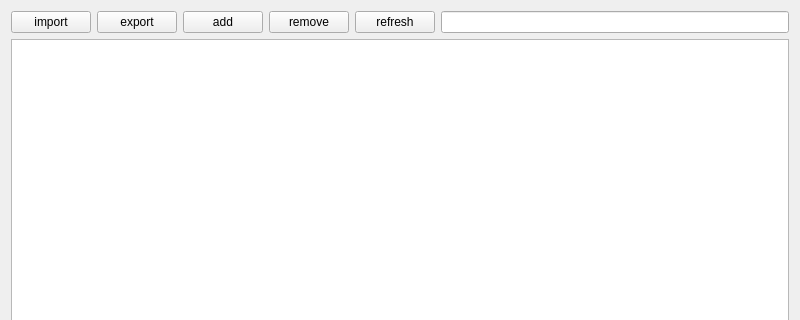
chewing/chewing-editor, file src/ui/ChewingEditor.ui: the form before one commit; both pictures show x 0 to 800 and y 0 to 320 of the 800 by 600 pixel window.
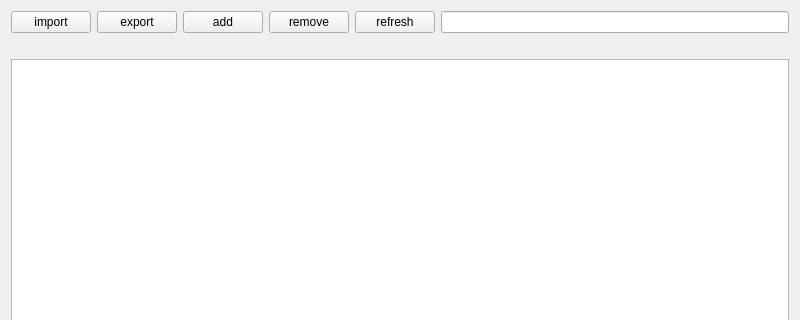
The form after the commit. Custom widgets are drawn as their Qt base class.

```diff
--- a/src/ui/ChewingEditor.ui
+++ b/src/ui/ChewingEditor.ui
@@ -60,6 +60,9 @@
      <widget class="QLineEdit" name="userphraseFilter"/>
     </item>
     <item row="1" column="0" colspan="6">
+     <widget class="Notification" name="notification" native="true"/>
+    </item>
+    <item row="2" column="0" colspan="6">
      <widget class="UserphraseView" name="userphraseView" native="true">
       <property name="selectionMode">
        <enum>QAbstractItemView::MultiSelection</enum>
@@ -71,6 +74,11 @@
  </widget>
  <layoutdefault spacing="6" margin="11"/>
  <customwidgets>
+  <customwidget>
+   <class>Notification</class>
+   <extends>QLabel</extends>
+   <header>Notification.h</header>
+  </customwidget>
   <customwidget>
    <class>UserphraseView</class>
    <extends>QListView</extends>
```
